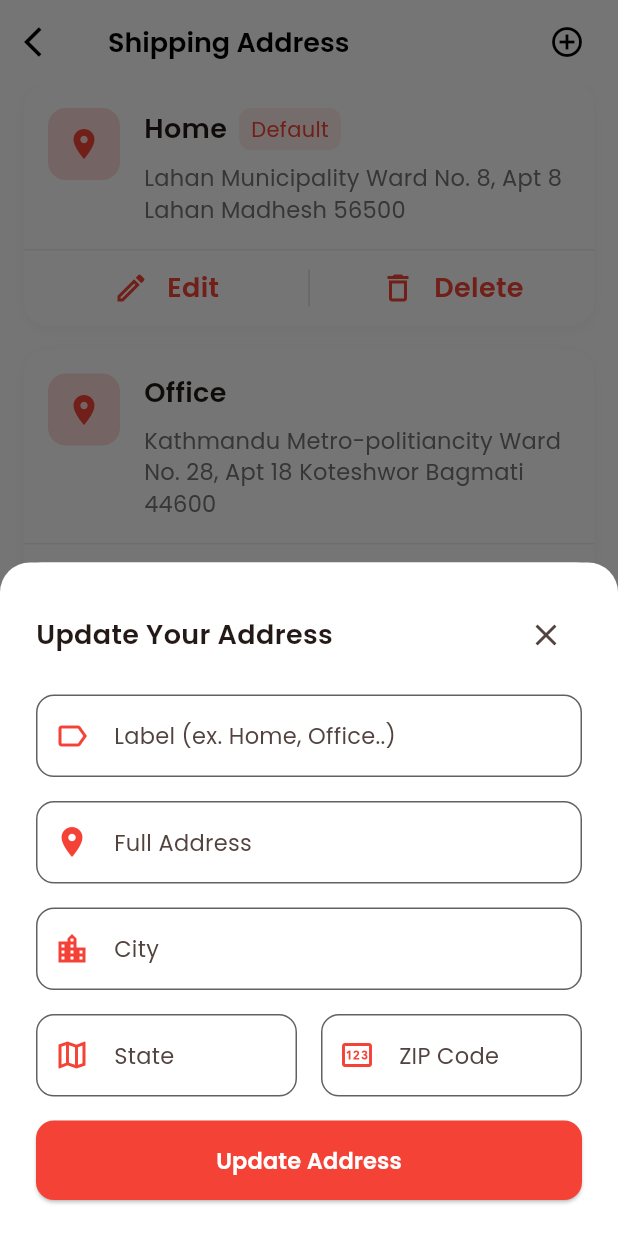
After one commit to ganeshchay2021/E_commerce_modernUI, a Flutter app: the ShippingAddressScreen screen opened directly, after a tap on "Edit", on a phone screen of 412 x 824 dp. The commit adds this screen. Run offline on Flutter 3.47's test engine with Material 3 defaults, Android fonts, the phone set to English and light mode, and no system bars; our stand-ins replace bloc, email_validator, flutter_bloc, google_fonts, shared_preferences; accounts and stored records are empty.

Commit message:
Shipping address screen added

```diff
--- a/lib/main.dart
+++ b/lib/main.dart
@@ -26,8 +26,8 @@ class MyApp extends StatelessWidget {
           title: 'Fashion Store',
           debugShowCheckedModeBanner: false,
           theme: state is LightThemeState ? AppTheme.light : AppTheme.dark,
-          // themeAnimationCurve: Curves.linear,
-          // themeAnimationDuration: const Duration(milliseconds: 500),
+          themeAnimationCurve: Curves.linear,
+          themeAnimationDuration: const Duration(milliseconds: 500),
           home: const SplashScreen(),
         );
       },
--- /dev/null
+++ b/lib/model/address.dart
@@ -0,0 +1,23 @@
+class Address {
+  final String id;
+  final String label;
+  final String fullAddress;
+  final String city;
+  final String state;
+  final String zipCode;
+  final bool isDefault;
+  final AddressType type;
+
+  Address({
+    required this.id,
+    required this.label,
+    required this.fullAddress,
+    required this.city,
+    required this.state,
+    required this.zipCode,
+    this.isDefault = false,
+    this.type = AddressType.home,
+  });
+}
+
+enum AddressType { home, office, other }
--- /dev/null
+++ b/lib/repository/shipping_address_repository.dart
@@ -0,0 +1,32 @@
+import 'package:e_commerce_modernui/model/address.dart';
+
+class ShippingAddressRepository {
+  List<Address> getShippingAddress() {
+    return [
+      Address(
+        id: '1',
+        label: 'Home',
+        fullAddress: 'Lahan Municipality Ward No. 8, Apt 8',
+        city: "Lahan",
+        state: "Madhesh",
+        zipCode: "56500",
+        isDefault: true,
+        type: AddressType.home,
+      ),
+      Address(
+        id: '1',
+        label: 'Office',
+        fullAddress: 'Kathmandu Metro-politiancity Ward No. 28, Apt 18',
+        city: "Koteshwor",
+        state: "Bagmati",
+        zipCode: "44600",
+        type: AddressType.office,
+      ),
+    ];
+  }
+
+  Address? getDefaultAddress() {
+    return getShippingAddress().firstWhere((address) => address.isDefault,
+        orElse: () => getShippingAddress().first);
+  }
+}
--- a/lib/view/myorders/myorders_screens.dart
+++ b/lib/view/myorders/myorders_screens.dart
@@ -1,11 +1,9 @@
 import 'package:e_commerce_modernui/model/orders.dart';
 import 'package:e_commerce_modernui/repository/order_repository.dart';
 import 'package:e_commerce_modernui/utils/app_text_styles.dart';
-import 'package:e_commerce_modernui/utils/cubit/theme_cubit.dart';
 import 'package:e_commerce_modernui/widgets/custom_iconbutton.dart';
 import 'package:e_commerce_modernui/widgets/order_card.dart';
 import 'package:flutter/material.dart';
-import 'package:flutter_bloc/flutter_bloc.dart';
 
 class MyOrdersScreens extends StatelessWidget {
   final OrderRepository _repository = OrderRepository();
@@ -31,13 +29,6 @@ class MyOrdersScreens extends StatelessWidget {
               isDark ? Colors.white : Colors.black,
             ),
           ),
-          actions: [
-            IconButton(
-                onPressed: () {
-                  context.read<ThemeCubit>().toggle();
-                },
-                icon: const Icon(Icons.dark_mode))
-          ],
           bottom: TabBar(
               labelColor: Theme.of(context).primaryColor,
               unselectedLabelColor:
@@ -67,7 +58,6 @@ class MyOrdersScreens extends StatelessWidget {
   }
 
   Widget _buildOrderList(BuildContext context, OrderStatus status) {
-    final isDark = Theme.of(context).brightness == Brightness.dark;
     final order = _repository.getOrdersByStatus(status);
     return ListView.builder(
       padding: const EdgeInsets.all(16),
@@ -76,7 +66,9 @@ class MyOrdersScreens extends StatelessWidget {
         final orderItem = order[index];
         return OrderCard(
           orders: orderItem,
-          onTap: () {},
+          onTap: () {
+            //move to order details
+          },
         );
       },
     );
--- a/lib/view/profile/profile_screen.dart
+++ b/lib/view/profile/profile_screen.dart
@@ -2,6 +2,7 @@ import 'package:e_commerce_modernui/utils/app_text_styles.dart';
 import 'package:e_commerce_modernui/utils/assets.dart';
 import 'package:e_commerce_modernui/view/myorders/myorders_screens.dart';
 import 'package:e_commerce_modernui/view/settings/settings_screen.dart';
+import 'package:e_commerce_modernui/view/shipping/shipping_address_screen.dart';
 import 'package:flutter/cupertino.dart';
 import 'package:flutter/material.dart';
 
@@ -162,6 +163,12 @@ class ProfileScreen extends StatelessWidget {
                     ),
                   );
                 } else if (menu["title"] == "Shipping Address") {
+                  Navigator.push(
+                    context,
+                    CupertinoPageRoute(
+                      builder: (context) => ShippingAddressScreen(),
+                    ),
+                  );
                 } else if (menu["title"] == "My Orders") {
                 } else if (menu["title"] == "Help Center") {
                 } else if (menu["title"] == "Logout") {
--- /dev/null
+++ b/lib/view/shipping/shipping_address_screen.dart
@@ -0,0 +1,279 @@
+import 'package:e_commerce_modernui/repository/shipping_address_repository.dart';
+import 'package:e_commerce_modernui/utils/app_text_styles.dart';
+import 'package:e_commerce_modernui/widgets/custom_iconbutton.dart';
+import 'package:e_commerce_modernui/widgets/custom_textfield.dart';
+import 'package:e_commerce_modernui/widgets/shipping_address_card.dart';
+import 'package:flutter/material.dart';
+
+class ShippingAddressScreen extends StatelessWidget {
+  final ShippingAddressRepository _repository = ShippingAddressRepository();
+  ShippingAddressScreen({super.key});
+
+  @override
+  Widget build(BuildContext context) {
+    final isDark = Theme.of(context).brightness == Brightness.dark;
+    final TextEditingController labelController = TextEditingController();
+
+    return Scaffold(
+      appBar: AppBar(
+        leading: CustomIconbutton(
+          icon: Icons.arrow_back_ios,
+          onTap: () {
+            Navigator.pop(context);
+          },
+        ),
+        title: Text(
+          "Shipping Address",
+          style: AppTextstyles.withColor(
+            AppTextstyles.h3,
+            isDark ? Colors.white : Colors.black,
+          ),
+        ),
+        actions: [
+          IconButton(
+            onPressed: () {
+              _showAddressBottomSheet(context, labelController, "Add New Address", "Add Address");
+            },
+            icon: const Icon(Icons.add_circle_outline),
+          ),
+          const SizedBox(
+            width: 10,
+          ),
+        ],
+      ),
+      body: ListView.builder(
+        padding: const EdgeInsets.symmetric(horizontal: 16),
+        itemCount: _repository.getShippingAddress().length,
+        itemBuilder: (context, index) {
+          final address = _repository.getShippingAddress()[index];
+          return ShippingAddressCard(
+            address: address,
+            onEdit: () {
+              _showAddressBottomSheet(context, labelController, "Update Your Address", "Update Address");
+            },
+            onDelete: () {
+              _showDeleteComfirmDialog(context);
+            },
+          );
+        },
+      ),
+    );
+  }
+
+  //delete confirm dialog box
+  void _showDeleteComfirmDialog(BuildContext context) {
+    final isDark = Theme.of(context).brightness == Brightness.dark;
+
+    showDialog(
+      barrierColor: Colors.black54,
+      context: context,
+      builder: (context) {
+        return AlertDialog(
+          backgroundColor: Theme.of(context).scaffoldBackgroundColor,
+          shape:
+              RoundedRectangleBorder(borderRadius: BorderRadius.circular(16)),
+          contentPadding: const EdgeInsets.all(24),
+          content: Column(
+            mainAxisSize: MainAxisSize.min,
+            children: [
+              Container(
+                padding: const EdgeInsets.all(16),
+                decoration: BoxDecoration(
+                    shape: BoxShape.circle,
+                    color: Colors.red[400]!.withOpacity(0.1)),
+                child: Icon(
+                  Icons.delete_outline,
+                  color: Colors.red[400],
+                  size: 32,
+                ),
+              ),
+              const SizedBox(
+                height: 24,
+              ),
+              Text(
+                "Delete Address",
+                style: AppTextstyles.withColor(
+                  AppTextstyles.h3,
+                  Theme.of(context).textTheme.bodyLarge!.color!,
+                ),
+              ),
+              const SizedBox(
+                height: 8,
+              ),
+              Text(
+                "Are you sure you want to delete this address?",
+                textAlign: TextAlign.center,
+                style: AppTextstyles.withColor(
+                  AppTextstyles.bodyMedium,
+                  isDark ? Colors.grey[300]! : Colors.grey[700]!,
+                ),
+              ),
+              const SizedBox(
+                height: 10,
+              ),
+              Row(
+                children: [
+                  Expanded(
+                    child: OutlinedButton(
+                      onPressed: () {
+                        Navigator.pop(context);
+                      },
+                      style: OutlinedButton.styleFrom(
+                          shape: RoundedRectangleBorder(
+                              borderRadius: BorderRadius.circular(8))),
+                      child: Text(
+                        "Cancel",
+                        style: AppTextstyles.withColor(
+                          AppTextstyles.buttonMedium,
+                          isDark ? Colors.grey[300]! : Colors.grey[700]!,
+                        ),
+                      ),
+                    ),
+                  ),
+                  const SizedBox(
+                    width: 10,
+                  ),
+                  Expanded(
+                    child: ElevatedButton(
+                      onPressed: () {
+                        Navigator.pop(context);
+                      },
+                      style: ElevatedButton.styleFrom(
+                          shape: RoundedRectangleBorder(
+                              borderRadius: BorderRadius.circular(8)),
+                          backgroundColor: Theme.of(context).primaryColor),
+                      child: Text(
+                        "Remove",
+                        style: AppTextstyles.withColor(
+                            AppTextstyles.buttonMedium, Colors.white),
+                      ),
+                    ),
+                  )
+                ],
+              )
+            ],
+          ),
+        );
+      },
+    );
+  }
+
+  //edit address bottom sheet
+  void _showAddressBottomSheet(
+      BuildContext context, TextEditingController labelController, String label, String btnName) {
+    showModalBottomSheet(
+      isScrollControlled: true,
+      context: context,
+      builder: (context) {
+        return Container(
+          padding: const EdgeInsets.all(24),
+          decoration: BoxDecoration(
+            color: Theme.of(context).cardColor,
+            borderRadius: const BorderRadius.vertical(
+              top: Radius.circular(20),
+            ),
+          ),
+          child: Column(
+            mainAxisSize: MainAxisSize.min,
+            children: [
+              Row(
+                mainAxisAlignment: MainAxisAlignment.spaceBetween,
+                children: [
+                  Text(
+                    label,
+                    style: AppTextstyles.withColor(
+                      AppTextstyles.h3,
+                      Theme.of(context).textTheme.bodyLarge!.color!,
+                    ),
+                  ),
+                  IconButton(
+                    onPressed: () {
+                      Navigator.pop(context);
+                    },
+                    icon: const Icon(Icons.close),
+                  )
+                ],
+              ),
+              const SizedBox(
+                height: 16,
+              ),
+              CustomTextfield(
+                iconColor: Theme.of(context).primaryColor,
+                icon: Icons.label_outline,
+                textEditingController: labelController,
+                hintText: "Label (ex. Home, Office..)",
+              ),
+              const SizedBox(
+                height: 16,
+              ),
+              CustomTextfield(
+                iconColor: Theme.of(context).primaryColor,
+                icon: Icons.location_on,
+                textEditingController: labelController,
+                hintText: "Full Address",
+              ),
+              const SizedBox(
+                height: 16,
+              ),
+              CustomTextfield(
+                iconColor: Theme.of(context).primaryColor,
+                icon: Icons.location_city,
+                textEditingController: labelController,
+                hintText: "City",
+              ),
+              const SizedBox(
+                height: 16,
+              ),
+              Row(
+                children: [
+                  Expanded(
+                    child: CustomTextfield(
+                      iconColor: Theme.of(context).primaryColor,
+                      icon: Icons.map_outlined,
+                      textEditingController: labelController,
+                      hintText: "State",
+                    ),
+                  ),
+                  const SizedBox(
+                    width: 16,
+                  ),
+                  Expanded(
+                    child: CustomTextfield(
+                      iconColor: Theme.of(context).primaryColor,
+                      icon: Icons.pin_outlined,
+                      textEditingController: labelController,
+                      hintText: "ZIP Code",
+                    ),
+                  ),
+                ],
+              ),
+              const SizedBox(
+                height: 16,
+              ),
+              SizedBox(
+                width: double.infinity,
+                child: ElevatedButton(
+                  onPressed: () {
+                    Navigator.pop(context);
+                  },
+                  style: ElevatedButton.styleFrom(
+                      shape: RoundedRectangleBorder(
+                          borderRadius: BorderRadius.circular(12)),
+                      padding: const EdgeInsets.symmetric(vertical: 16),
+                      backgroundColor: Theme.of(context).primaryColor),
+                  child: Text(
+                    btnName,
+                    style: AppTextstyles.withColor(
+                      AppTextstyles.buttonMedium,
+                      Colors.white,
+                    ),
+                  ),
+                ),
+              )
+            ],
+          ),
+        );
+      },
+    );
+  }
+}
--- a/lib/widgets/custom_textfield.dart
+++ b/lib/widgets/custom_textfield.dart
@@ -3,7 +3,9 @@ import 'package:e_commerce_modernui/utils/app_text_styles.dart';
 import 'package:flutter/material.dart';
 
 class CustomTextfield extends StatefulWidget {
-  final String label;
+  final String? label;
+  final String? hintText;
+  final Color? iconColor;
   final IconData icon;
   final TextInputType keyBoardType;
   final bool isPassword;
@@ -13,7 +15,9 @@ class CustomTextfield extends StatefulWidget {
 
   const CustomTextfield({
     super.key,
-    required this.label,
+    this.label,
+    this.hintText,
+    this.iconColor,
     required this.icon,
     this.keyBoardType = TextInputType.text,
     this.isPassword = false,
@@ -28,6 +32,19 @@ class CustomTextfield extends StatefulWidget {
 
 class _CustomTextfieldState extends State<CustomTextfield> {
   bool showPassword = false;
+
+  bool isColor = false;
+
+  @override
+  void initState() {
+    if (widget.iconColor == null) {
+      isColor = false;
+    } else {
+      isColor = true;
+    }
+    super.initState();
+  }
+
   @override
   Widget build(BuildContext context) {
     bool isDark = Theme.of(context).brightness == Brightness.dark;
@@ -43,14 +60,17 @@ class _CustomTextfieldState extends State<CustomTextfield> {
       ),
       decoration: InputDecoration(
         labelText: widget.label,
+        hintText: widget.hintText,
         labelStyle: AppTextstyles.withColor(
           AppTextstyles.bodyMedium,
           isDark ? Colors.grey[300]! : Colors.grey[700]!,
         ),
-        prefixIcon: Icon(
-          widget.icon,
-          color: isDark ? Colors.grey[300]! : Colors.grey[700]!,
-        ),
+        prefixIcon: Icon(widget.icon,
+            color: isColor
+                ? widget.iconColor
+                : isDark
+                    ? Colors.grey[300]!
+                    : Colors.grey[700]!),
         suffixIcon: widget.isPassword
             ? IconButton(
                 onPressed: () {
@@ -78,18 +98,15 @@ class _CustomTextfieldState extends State<CustomTextfield> {
         ),
         focusedBorder: OutlineInputBorder(
           borderRadius: BorderRadius.circular(12),
-          borderSide:
-              BorderSide(color: Theme.of(context).primaryColor),
+          borderSide: BorderSide(color: Theme.of(context).primaryColor),
         ),
         errorBorder: OutlineInputBorder(
           borderRadius: BorderRadius.circular(12),
-          borderSide:
-              BorderSide(color: Theme.of(context).colorScheme.error),
+          borderSide: BorderSide(color: Theme.of(context).colorScheme.error),
         ),
-         focusedErrorBorder: OutlineInputBorder(
+        focusedErrorBorder: OutlineInputBorder(
           borderRadius: BorderRadius.circular(12),
-          borderSide:
-              BorderSide(color: Theme.of(context).colorScheme.error),
+          borderSide: BorderSide(color: Theme.of(context).colorScheme.error),
         ),
       ),
     );
--- /dev/null
+++ b/lib/widgets/shipping_address_card.dart
@@ -0,0 +1,179 @@
+// ignore_for_file: public_member_api_docs, sort_constructors_first
+import 'package:flutter/material.dart';
+
+import 'package:e_commerce_modernui/model/address.dart';
+import 'package:e_commerce_modernui/utils/app_text_styles.dart';
+
+class ShippingAddressCard extends StatelessWidget {
+  final Address address;
+  final VoidCallback onEdit;
+  final VoidCallback onDelete;
+  const ShippingAddressCard({
+    super.key,
+    required this.address,
+    required this.onEdit,
+    required this.onDelete,
+  });
+
+  @override
+  Widget build(BuildContext context) {
+    final isDark = Theme.of(context).brightness == Brightness.dark;
+
+    return Container(
+      margin: const EdgeInsets.only(bottom: 16),
+      decoration: BoxDecoration(
+        color: Theme.of(context).cardColor,
+        borderRadius: BorderRadius.circular(16),
+        boxShadow: [
+          BoxShadow(
+              color: isDark
+                  ? Colors.black.withOpacity(0.2)
+                  : Colors.grey.withOpacity(0.1),
+              blurRadius: 8,
+              offset: const Offset(0, 2))
+        ],
+      ),
+      child: Column(
+        children: [
+          Padding(
+            padding: const EdgeInsets.all(16),
+            child: Row(
+              crossAxisAlignment: CrossAxisAlignment.start,
+              children: [
+                Container(
+                  padding: const EdgeInsets.all(12),
+                  decoration: BoxDecoration(
+                    color: Theme.of(context).primaryColor.withOpacity(0.2),
+                    borderRadius: BorderRadius.circular(12),
+                  ),
+                  child: Icon(
+                    Icons.location_on,
+                    color: Theme.of(context).primaryColor,
+                  ),
+                ),
+                const SizedBox(
+                  width: 16,
+                ),
+                Expanded(
+                  child: Column(
+                    crossAxisAlignment: CrossAxisAlignment.start,
+                    children: [
+                      Row(
+                        children: [
+                          Text(
+                            address.label,
+                            style: AppTextstyles.withColor(
+                              AppTextstyles.h3,
+                              Theme.of(context).textTheme.bodyLarge!.color!,
+                            ),
+                          ),
+                          if (address.isDefault) ...[
+                            const SizedBox(
+                              width: 8,
+                            ),
+                            Container(
+                              padding: const EdgeInsets.symmetric(
+                                horizontal: 8,
+                                vertical: 4,
+                              ),
+                              decoration: BoxDecoration(
+                                color: Theme.of(context)
+                                    .primaryColor
+                                    .withOpacity(0.1),
+                                borderRadius: BorderRadius.circular(8),
+                              ),
+                              child: Text(
+                                "Default",
+                                style: AppTextstyles.withColor(
+                                  AppTextstyles.bodySmall,
+                                  Theme.of(context).primaryColor,
+                                ),
+                              ),
+                            )
+                          ]
+                        ],
+                      ),
+                      const SizedBox(
+                        height: 8,
+                      ),
+                      Text(
+                        "${address.fullAddress} ${address.city} ${address.state} ${address.zipCode}",
+                        style: AppTextstyles.withColor(
+                          AppTextstyles.bodyMedium,
+                          isDark ? Colors.grey[300]! : Colors.grey[600]!,
+                        ),
+                      ),
+                    ],
+                  ),
+                )
+              ],
+            ),
+          ),
+          Divider(
+            height: 1,
+            color: Colors.grey.shade200,
+          ),
+          Row(
+            children: [
+              Expanded(
+                child: InkWell(
+                  onTap: onEdit,
+                  child: Row(
+                    mainAxisAlignment: MainAxisAlignment.center,
+                    children: [
+                      Icon(
+                        Icons.edit_outlined,
+                        color: Theme.of(context).primaryColor,
+                      ),
+                      const SizedBox(
+                        width: 12,
+                      ),
+                      Padding(
+                        padding: const EdgeInsets.symmetric(vertical: 12),
+                        child: Text(
+                          "Edit",
+                          style: AppTextstyles.withColor(
+                              AppTextstyles.h3, Theme.of(context).primaryColor),
+                        ),
+                      ),
+                    ],
+                  ),
+                ),
+              ),
+              Container(
+                width: 1,
+                color: isDark ? Colors.grey[100]! : Colors.grey[300]!,
+                height: 25,
+              ),
+              Expanded(
+                child: InkWell(
+                  onTap: onDelete,
+                  child: Row(
+                    mainAxisAlignment: MainAxisAlignment.center,
+                    children: [
+                      Icon(
+                        Icons.delete_outline,
+                        color: Theme.of(context).primaryColor,
+                      ),
+                      const SizedBox(
+                        width: 12,
+                      ),
+                      Padding(
+                        padding: const EdgeInsets.symmetric(vertical: 12),
+                        child: Text(
+                          "Delete",
+                          style: AppTextstyles.withColor(
+                              AppTextstyles.h3, Theme.of(context).primaryColor),
+                        ),
+                      ),
+                    ],
+                  ),
+                ),
+              )
+            ],
+          )
+        ],
+      ),
+    );
+  }
+}
```
